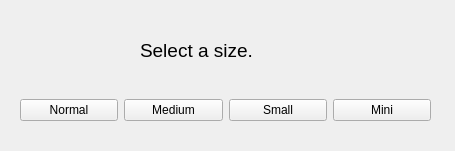
The window that ui/sizeSelect.ui (nfoert/jadeassistant) describes before a commit, drawn with Qt 5.
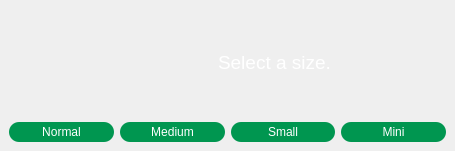
The same window after the commit. Icons and pictures are not drawn.

Patch:
```diff
--- a/ui/sizeSelect.ui
+++ b/ui/sizeSelect.ui
@@ -17,15 +17,31 @@
    <iconset resource="../assets.qrc">
     <normaloff>:/images/assets/jadeIcon.png</normaloff>:/images/assets/jadeIcon.png</iconset>
   </property>
+  <property name="styleSheet">
+   <string notr="true">QMainWindow {
+	border-image: url(:/images/assets/background.png) 0 0 0 0 stretch stretch;
+}
+</string>
+  </property>
   <widget class="QWidget" name="centralwidget">
+   <layout class="QGridLayout" name="gridLayout">
+    <item row="0" column="0">
+     <layout class="QVBoxLayout" name="verticalLayout">
+      <item>
+       <layout class="QHBoxLayout" name="horizontalLayout_2">
+        <item>
    <widget class="QLabel" name="label">
-    <property name="geometry">
-     <rect>
-      <x>10</x>
-      <y>10</y>
-      <width>101</width>
-      <height>71</height>
-     </rect>
+          <property name="minimumSize">
+           <size>
+            <width>0</width>
+            <height>0</height>
+           </size>
+          </property>
+          <property name="maximumSize">
+           <size>
+            <width>190</width>
+            <height>30</height>
+           </size>
     </property>
     <property name="text">
      <string/>
@@ -37,31 +53,49 @@
      <bool>true</bool>
     </property>
    </widget>
+        </item>
+        <item>
    <widget class="QLabel" name="label_2">
-    <property name="geometry">
-     <rect>
-      <x>140</x>
-      <y>30</y>
-      <width>121</width>
-      <height>41</height>
-     </rect>
+          <property name="styleSheet">
+           <string notr="true">color: white;
+padding-left: 10px;</string>
     </property>
     <property name="text">
      <string>&lt;html&gt;&lt;head/&gt;&lt;body&gt;&lt;p&gt;&lt;span style=&quot; font-size:14pt;&quot;&gt;Select a size.&lt;/span&gt;&lt;/p&gt;&lt;/body&gt;&lt;/html&gt;</string>
     </property>
    </widget>
-   <widget class="QWidget" name="">
-    <property name="geometry">
-     <rect>
-      <x>20</x>
-      <y>90</y>
-      <width>411</width>
-      <height>41</height>
-     </rect>
-    </property>
+        </item>
+       </layout>
+      </item>
+      <item>
     <layout class="QHBoxLayout" name="horizontalLayout">
      <item>
       <widget class="QPushButton" name="normal">
+          <property name="minimumSize">
+           <size>
+            <width>0</width>
+            <height>20</height>
+           </size>
+          </property>
+          <property name="styleSheet">
+           <string notr="true">QPushButton {
+	background-color: rgb(0, 150, 80);
+	border-color: rgb(0, 255, 0);
+	border-radius: 10px;
+	font: 10pt &quot;Calibri&quot;;
+	
+	color: rgb(255, 255, 255);
+}
+
+QPushButton:hover {
+	background-color: rgb(0, 170, 100);
+}
+
+QPushButton:pressed {
+	
+	background-color: rgb(0, 200, 120);
+}</string>
+          </property>
        <property name="text">
         <string>Normal</string>
        </property>
@@ -69,6 +103,31 @@
      </item>
      <item>
       <widget class="QPushButton" name="medium">
+          <property name="minimumSize">
+           <size>
+            <width>0</width>
+            <height>20</height>
+           </size>
+          </property>
+          <property name="styleSheet">
+           <string notr="true">QPushButton {
+	background-color: rgb(0, 150, 80);
+	border-color: rgb(0, 255, 0);
+	border-radius: 10px;
+	font: 10pt &quot;Calibri&quot;;
+	
+	color: rgb(255, 255, 255);
+}
+
+QPushButton:hover {
+	background-color: rgb(0, 170, 100);
+}
+
+QPushButton:pressed {
+	
+	background-color: rgb(0, 200, 120);
+}</string>
+          </property>
        <property name="text">
         <string>Medium</string>
        </property>
@@ -76,6 +135,31 @@
      </item>
      <item>
       <widget class="QPushButton" name="small">
+          <property name="minimumSize">
+           <size>
+            <width>0</width>
+            <height>20</height>
+           </size>
+          </property>
+          <property name="styleSheet">
+           <string notr="true">QPushButton {
+	background-color: rgb(0, 150, 80);
+	border-color: rgb(0, 255, 0);
+	border-radius: 10px;
+	font: 10pt &quot;Calibri&quot;;
+	
+	color: rgb(255, 255, 255);
+}
+
+QPushButton:hover {
+	background-color: rgb(0, 170, 100);
+}
+
+QPushButton:pressed {
+	
+	background-color: rgb(0, 200, 120);
+}</string>
+          </property>
        <property name="text">
         <string>Small</string>
        </property>
@@ -83,13 +167,41 @@
      </item>
      <item>
       <widget class="QPushButton" name="mini">
+          <property name="minimumSize">
+           <size>
+            <width>0</width>
+            <height>20</height>
+           </size>
+          </property>
+          <property name="styleSheet">
+           <string notr="true">QPushButton {
+	background-color: rgb(0, 150, 80);
+	border-color: rgb(0, 255, 0);
+	border-radius: 10px;
+	font: 10pt &quot;Calibri&quot;;
+	
+	color: rgb(255, 255, 255);
+}
+
+QPushButton:hover {
+	background-color: rgb(0, 170, 100);
+}
+
+QPushButton:pressed {
+	
+	background-color: rgb(0, 200, 120);
+}</string>
+          </property>
        <property name="text">
         <string>Mini</string>
        </property>
       </widget>
      </item>
     </layout>
-   </widget>
+      </item>
+     </layout>
+    </item>
+   </layout>
   </widget>
  </widget>
  <resources>
```
Lines whose indentation alone changed are shown as unchanged.
